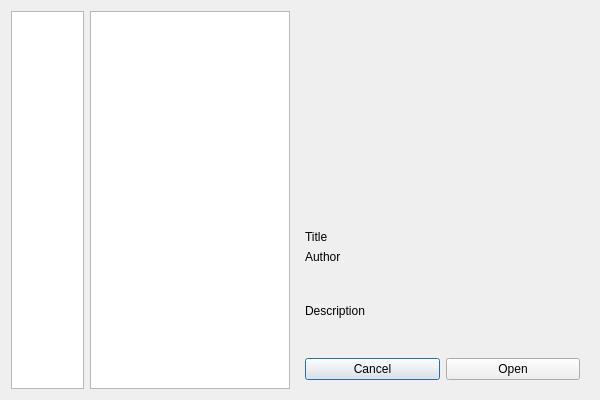
First picture: the form in grc/gui_qt/resources/example_browser.ui, repository haakov/gnuradio, before the edit.
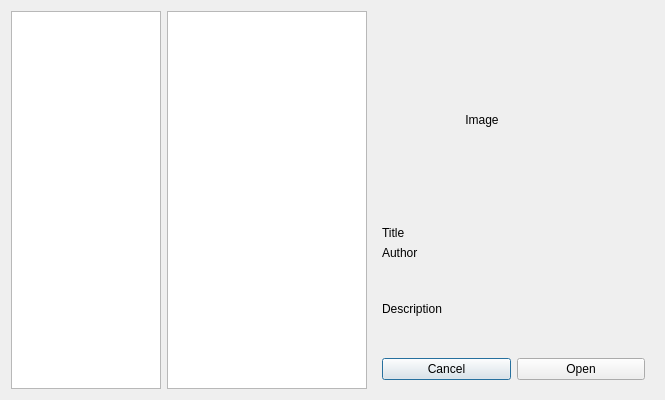
Second picture: the form after the edit.

Commit message: grcqt: Add image representing gen opts/output lang to example browser

The edit to the form file:
```diff
--- a/grc/gui_qt/resources/example_browser.ui
+++ b/grc/gui_qt/resources/example_browser.ui
@@ -6,7 +6,7 @@
    <rect>
     <x>0</x>
     <y>0</y>
-    <width>600</width>
+    <width>665</width>
     <height>400</height>
    </rect>
   </property>
@@ -24,9 +24,15 @@
          <verstretch>0</verstretch>
         </sizepolicy>
        </property>
+       <property name="minimumSize">
+        <size>
+         <width>150</width>
+         <height>0</height>
+        </size>
+       </property>
        <property name="maximumSize">
         <size>
-         <width>100</width>
+         <width>150</width>
          <height>16777215</height>
         </size>
        </property>
@@ -64,13 +70,34 @@
        </property>
        <layout class="QVBoxLayout" name="verticalLayout_2">
         <item>
-         <widget class="QWidget" name="image_widget" native="true">
+         <widget class="QLabel" name="image_label">
           <property name="sizePolicy">
            <sizepolicy hsizetype="Preferred" vsizetype="Preferred">
             <horstretch>0</horstretch>
-            <verstretch>5</verstretch>
+            <verstretch>0</verstretch>
            </sizepolicy>
           </property>
+          <property name="minimumSize">
+           <size>
+            <width>0</width>
+            <height>200</height>
+           </size>
+          </property>
+          <property name="maximumSize">
+           <size>
+            <width>200</width>
+            <height>200</height>
+           </size>
+          </property>
+          <property name="text">
+           <string>Image</string>
+          </property>
+          <property name="scaledContents">
+           <bool>true</bool>
+          </property>
+          <property name="alignment">
+           <set>Qt::AlignCenter</set>
+          </property>
          </widget>
         </item>
         <item>
@@ -78,6 +105,9 @@
           <property name="text">
            <string>Title</string>
           </property>
+          <property name="wordWrap">
+           <bool>true</bool>
+          </property>
          </widget>
         </item>
         <item>
@@ -85,6 +115,9 @@
           <property name="text">
            <string>Author</string>
           </property>
+          <property name="wordWrap">
+           <bool>true</bool>
+          </property>
          </widget>
         </item>
         <item>
```
The commit also changes 9 other files.
